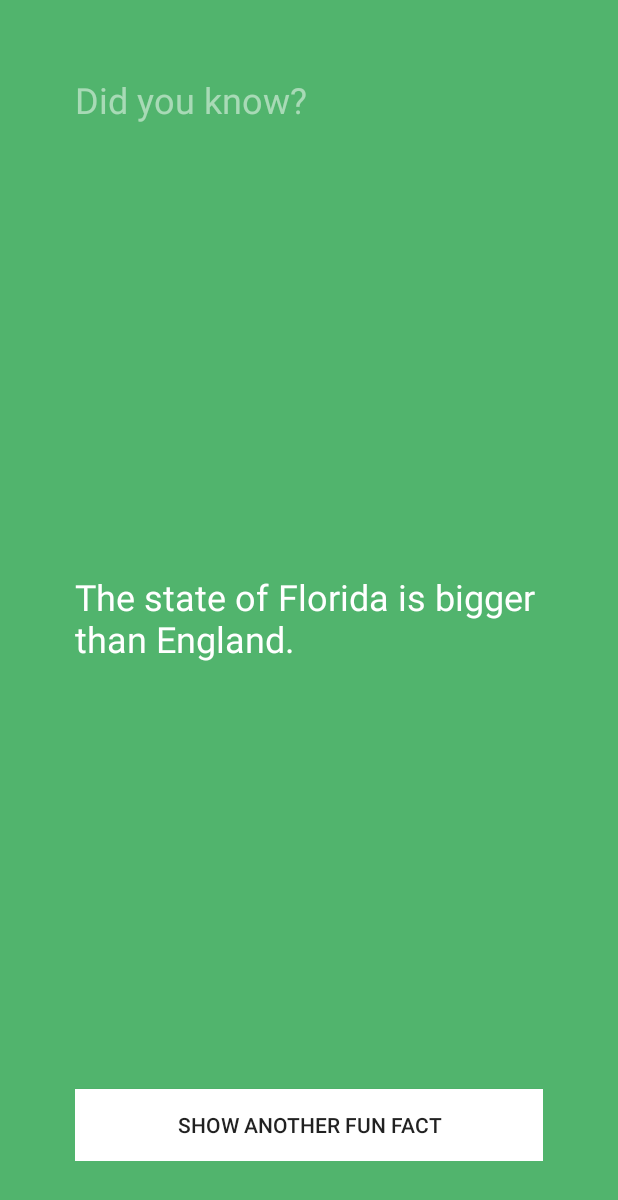
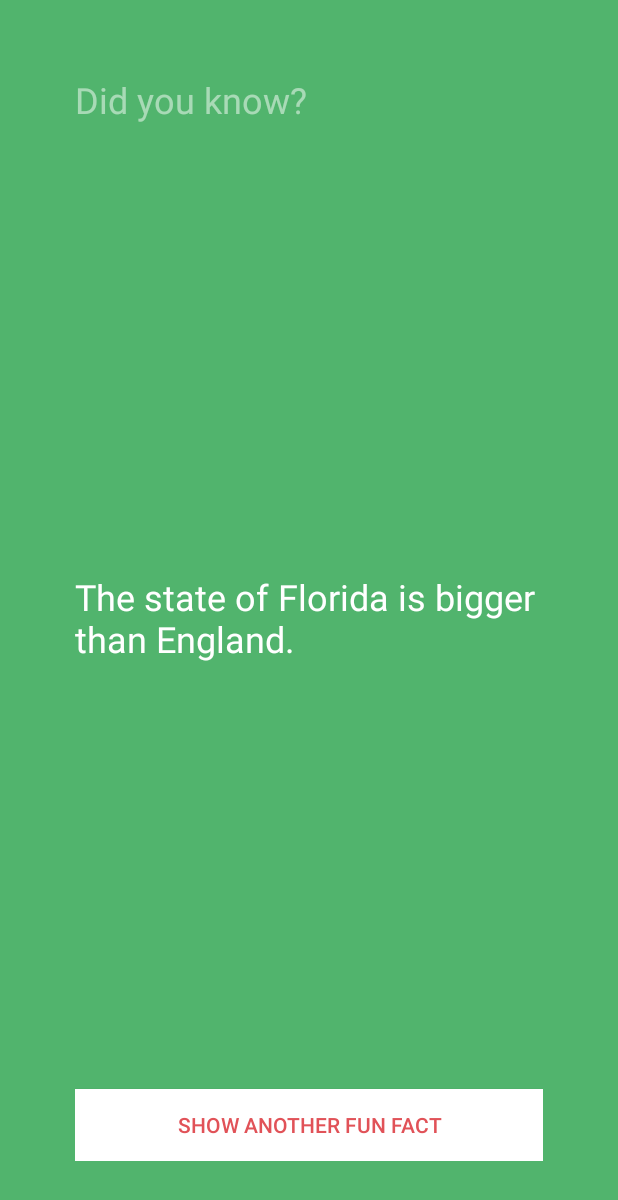
Before and after one commit to mullinswebworx/Treehouse, an Android app: the screen it shows after launch (FunFactsActivity), after a tap on "SHOW ANOTHER FUN FACT", on a phone screen of 412 x 824 dp. Shown: the top 1200 px of the screen. Run offline under Robolectric (Android 15) with nearby library versions, the phone set to English and light mode, and no system bars; 2 statements that could not run were skipped.

Commit message:
Completed 'improving our code' section

```diff
--- /dev/null
+++ b/FunFacts/app/src/main/java/com/mullinswebworx/funfacts/ColorWheel.java
@@ -0,0 +1,40 @@
+package com.mullinswebworx.funfacts;
+
+import android.graphics.Color;
+
+import java.util.Random;
+
+/**
+ * Created by jon on 7/1/16.
+ */
+public class ColorWheel {
+        // Fields or member variables ~ Properties about the object
+        private String[] mColors = {
+                "#39add1", // light blue
+                "#3079ab", // dark blue
+                "#c25975", // mauve
+                "#e15258", // red
+                "#f9845b", // orange
+                "#838cc7", // lavender
+                "#7d669e", // purple
+                "#53bbb4", // aqua
+                "#51b46d", // green
+                "#e0ab18", // mustard
+                "#637a91", // dark gray
+                "#f092b0", // pink
+                "#b7c0c7"  // light gray
+        };
+
+
+    // Methods ~ actions the object can take
+    public int getColor() {
+        String color;
+        // Randomly select a fact
+        Random randomGenerator = new Random();
+        int randomNumber = randomGenerator.nextInt(mColors.length);
+        color = mColors[randomNumber];
+        int colorAsInt = Color.parseColor(color);
+
+        return colorAsInt;
+    }
+}
--- a/FunFacts/app/src/main/java/com/mullinswebworx/funfacts/FactBook.java
+++ b/FunFacts/app/src/main/java/com/mullinswebworx/funfacts/FactBook.java
@@ -22,7 +22,6 @@ public class FactBook {
 
     // Methods ~ actions the object can take
     public String getFact() {
-
         String fact = "";
         // Randomly select a fact
         Random randomGenerator = new Random();
--- a/FunFacts/app/src/main/java/com/mullinswebworx/funfacts/FunFactsActivity.java
+++ b/FunFacts/app/src/main/java/com/mullinswebworx/funfacts/FunFactsActivity.java
@@ -1,19 +1,23 @@
 package com.mullinswebworx.funfacts;
 
+import android.graphics.Color;
 import android.support.v7.app.AppCompatActivity;
 import android.os.Bundle;
 import android.view.View;
 import android.widget.Button;
+import android.widget.RelativeLayout;
 import android.widget.TextView;
 
 import java.util.Random;
 
 public class FunFactsActivity extends AppCompatActivity {
     private FactBook mFactBook = new FactBook();
+    private ColorWheel mColorWheel = new ColorWheel();
 
     // declare our view variables.
     private TextView mFactTextView;
     private Button mShowFactButton;
+    private RelativeLayout mRelativeLayout;
 
     @Override
     protected void onCreate(Bundle savedInstanceState) {
@@ -23,14 +27,18 @@ public class FunFactsActivity extends AppCompatActivity {
         // Assign the views from the layout file to the corresponding variables
         mFactTextView = (TextView) findViewById(R.id.factTextView);
         mShowFactButton = (Button) findViewById(R.id.showFactButton);
+        mRelativeLayout = (RelativeLayout) findViewById(R.id.relativeLayout);
 
         View.OnClickListener listener = new View.OnClickListener() {
             @Override
             public void onClick(View v) {
                 String fact = mFactBook.getFact();
+                int color = mColorWheel.getColor();
 
                 // Update the screen with our dynamic fact
                 mFactTextView.setText(fact);
+                mRelativeLayout.setBackgroundColor(color);
+                mShowFactButton.setTextColor(color);
 
             }
         };
```
